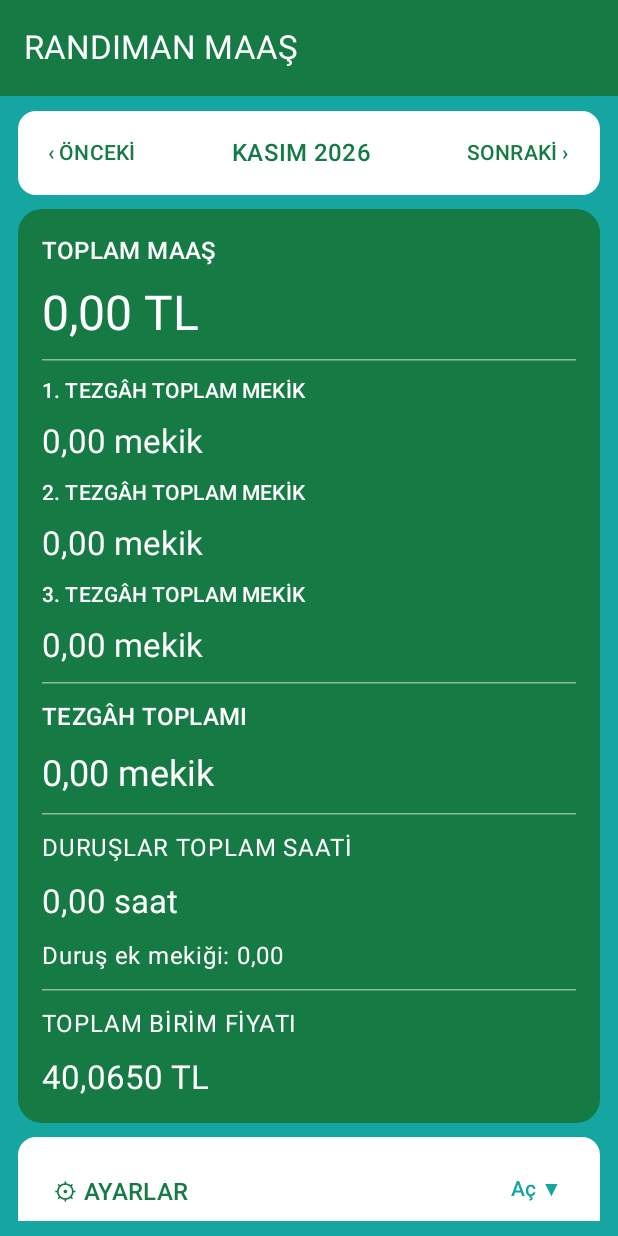
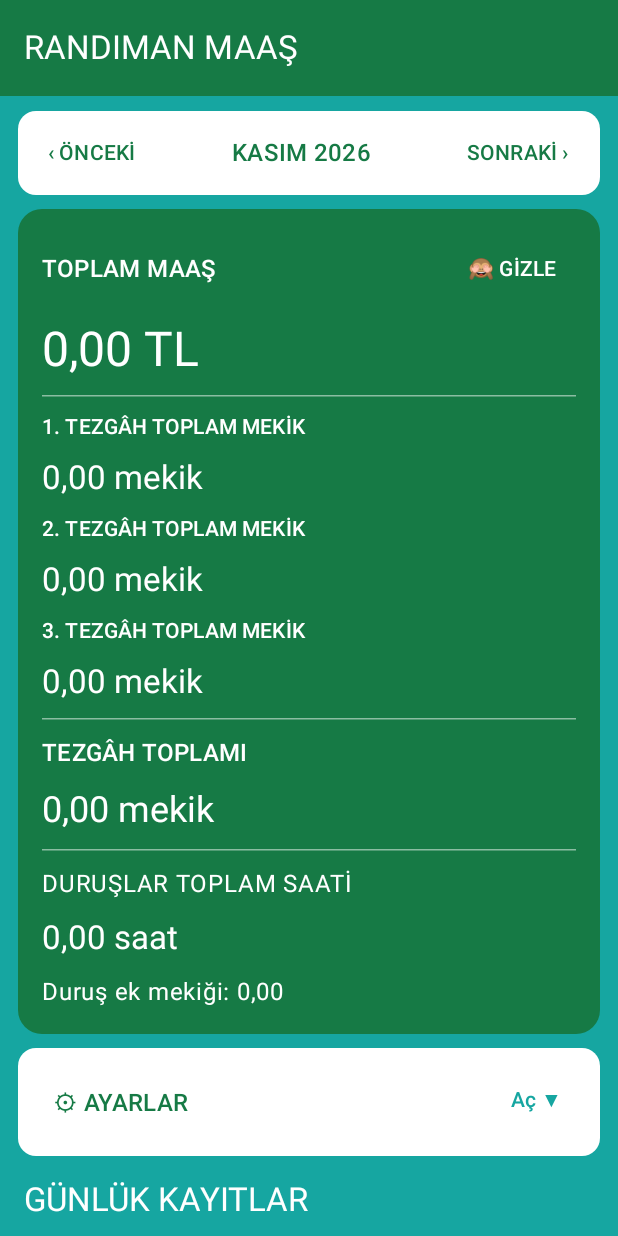
Before and after one commit to heyhatttt-cmd/RandimanMaas, an Android app built with Jetpack Compose: the screen it shows after launch (MainActivity), on a phone screen of 412 x 824 dp. Run offline under Robolectric (Android 15) with nearby library versions, the phone set to English and light mode, and no system bars.

Commit message:
Update MainActivity.kt

```diff
--- a/app/src/main/java/com/randiman/maas/MainActivity.kt
+++ b/app/src/main/java/com/randiman/maas/MainActivity.kt
@@ -1,8 +1,10 @@
+
 package com.randiman.maas
 
 import android.os.Bundle
 import androidx.activity.ComponentActivity
 import androidx.activity.compose.setContent
+import androidx.compose.foundation.background
 import androidx.compose.foundation.layout.*
 import androidx.compose.foundation.lazy.LazyColumn
 import androidx.compose.foundation.lazy.itemsIndexed
@@ -16,6 +18,7 @@ import androidx.compose.ui.graphics.Color
 import androidx.compose.ui.platform.LocalContext
 import androidx.compose.ui.text.input.KeyboardType
 import androidx.compose.ui.unit.dp
+import kotlinx.coroutines.delay
 import java.util.Calendar
 import java.util.Locale
 
@@ -232,6 +235,19 @@ fun RandimanMaas() {
         mutableStateOf(false)
     }
 
+    var maasGizli by remember {
+        mutableStateOf(prefs.getBoolean("maas_gizli", false))
+    }
+
+    var acilisEkrani by remember {
+        mutableStateOf(true)
+    }
+
+    LaunchedEffect(Unit) {
+        delay(2200)
+        acilisEkrani = false
+    }
+
     fun kaydet() {
         val anahtar = ayAnahtari(seciliAy)
         val editor = prefs.edit()
@@ -360,10 +376,6 @@ fun RandimanMaas() {
 
     val durusEkMekik = toplamDurus * 7.0
 
-    val toplamBirimFiyati = birimler.sumOf {
-        sayi(it)
-    }
-
     val toplamKazanc = gunler.sumOf { gun ->
         (0..2).sumOf { tezgah ->
             tezgahKazanci(gun, tezgah)
@@ -380,6 +392,38 @@ fun RandimanMaas() {
     )
 
     MaterialTheme(colorScheme = renkler) {
+        if (acilisEkrani) {
+            Box(
+                modifier = Modifier
+                    .fillMaxSize()
+                    .background(Yesil),
+                contentAlignment = Alignment.Center
+            ) {
+                Column(
+                    horizontalAlignment = Alignment.CenterHorizontally
+                ) {
+                    Text(
+                        "🌈",
+                        style = MaterialTheme.typography.displayLarge
+                    )
+
+                    Text(
+                        "Gökkuşağı 2000",
+                        color = Color.White,
+                        style = MaterialTheme.typography.headlineLarge,
+                        fontWeight = androidx.compose.ui.text.font.FontWeight.ExtraBold
+                    )
+
+                    Spacer(Modifier.height(12.dp))
+
+                    Text(
+                        "RANDIMAN MAAŞ",
+                        color = Color.White,
+                        style = MaterialTheme.typography.titleMedium
+                    )
+                }
+            }
+        } else {
             Scaffold(
                 containerColor = Turkuaz,
                 topBar = {
@@ -459,14 +503,35 @@ fun RandimanMaas() {
                                 modifier = Modifier.padding(16.dp),
                                 verticalArrangement = Arrangement.spacedBy(10.dp)
                             ) {
+                                Row(
+                                    modifier = Modifier.fillMaxWidth(),
+                                    horizontalArrangement = Arrangement.SpaceBetween,
+                                    verticalAlignment = Alignment.CenterVertically
+                                ) {
                                     Text(
                                         "TOPLAM MAAŞ",
                                         color = Color.White,
                                         style = MaterialTheme.typography.titleMedium
                                     )
 
+                                    TextButton(
+                                        onClick = {
+                                            maasGizli = !maasGizli
+                                            prefs.edit()
+                                                .putBoolean("maas_gizli", maasGizli)
+                                                .apply()
+                                        }
+                                    ) {
                                         Text(
-                                "${tl(toplamKazanc)} TL",
+                                            if (maasGizli) "👁 GÖSTER" else "🙈 GİZLE",
+                                            color = Color.White
+                                        )
+                                    }
+                                }
+
+                                Text(
+                                    if (maasGizli) "•••••• TL"
+                                    else "${tl(toplamKazanc)} TL",
                                     color = Color.White,
                                     style = MaterialTheme.typography.headlineLarge
                                 )
@@ -524,24 +589,10 @@ fun RandimanMaas() {
                                     "Duruş ek mekiği: ${tl(durusEkMekik)}",
                                     color = Color.White
                                 )
-
-                            HorizontalDivider(
-                                color = Color.White.copy(alpha = 0.5f)
-                            )
-
-                            Text(
-                                "TOPLAM BİRİM FİYATI",
-                                color = Color.White
-                            )
-
-                            Text(
-                                "${fiyat(toplamBirimFiyati)} TL",
-                                color = Color.White,
-                                style = MaterialTheme.typography.titleLarge
-                            )
                             }
                         }
                     }
+
                     item {
                         Card(
                             modifier = Modifier.fillMaxWidth(),
@@ -741,7 +792,11 @@ fun RandimanMaas() {
                                 )
 
                                 Text(
-                                "Günlük maaş: ${tl(gunKazanc)} TL",
+                                    if (maasGizli) {
+                                        "Günlük maaş: ••••••"
+                                    } else {
+                                        "Günlük maaş: ${tl(gunKazanc)} TL"
+                                    },
                                     color = gunYazisi,
                                     style = MaterialTheme.typography.titleMedium
                                 )
@@ -795,8 +850,9 @@ fun RandimanMaas() {
 
                                         Text(
                                             "Tezgâh kazancı: ${
-                                            tl(tezgahKazanci(kayit, tezgah))
-                                        } TL",
+                                                if (maasGizli) "••••••"
+                                                else "${tl(tezgahKazanci(kayit, tezgah))} TL"
+                                            }",
                                             color = gunYazisi,
                                             style = MaterialTheme.typography.bodyMedium
                                         )
@@ -833,3 +889,4 @@ fun RandimanMaas() {
             }
         }
     }
+}
```
Lines whose indentation alone changed are shown as unchanged.
